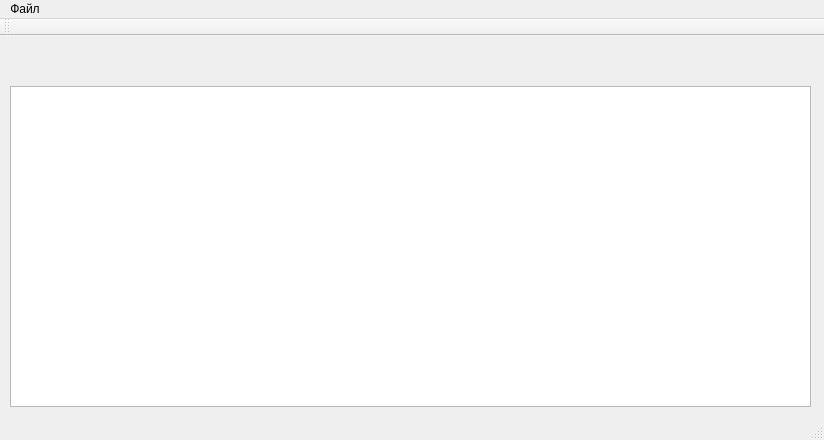
Xofty1/program, file sem/mainwindow.ui: the form before one commit.
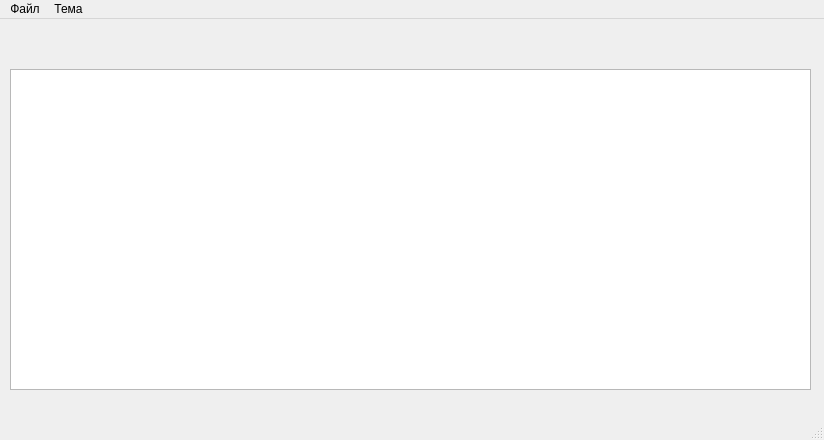
The form after the commit.

```diff
--- a/sem/mainwindow.ui
+++ b/sem/mainwindow.ui
@@ -58,15 +58,15 @@
     <addaction name="separator"/>
     <addaction name="Menu__Exit"/>
    </widget>
+   <widget class="QMenu" name="menu_2">
+    <property name="title">
+     <string>Тема</string>
+    </property>
+    <addaction name="Light"/>
+    <addaction name="Dark"/>
+   </widget>
    <addaction name="menu"/>
-  </widget>
-  <widget class="QToolBar" name="mainToolBar">
-   <attribute name="toolBarArea">
-    <enum>TopToolBarArea</enum>
-   </attribute>
-   <attribute name="toolBarBreak">
-    <bool>false</bool>
-   </attribute>
+   <addaction name="menu_2"/>
   </widget>
   <widget class="QStatusBar" name="statusBar"/>
   <action name="Menu_Cteate">
```
Left out of the diff: 10 changed lines with no effect on the pictures.
